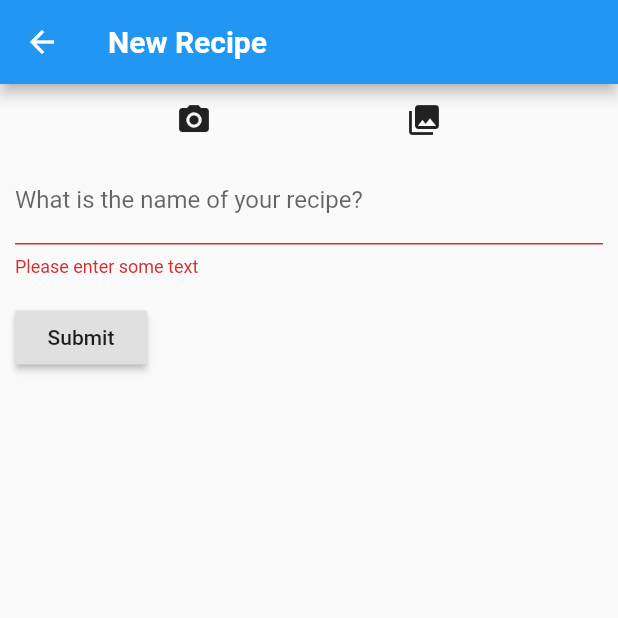
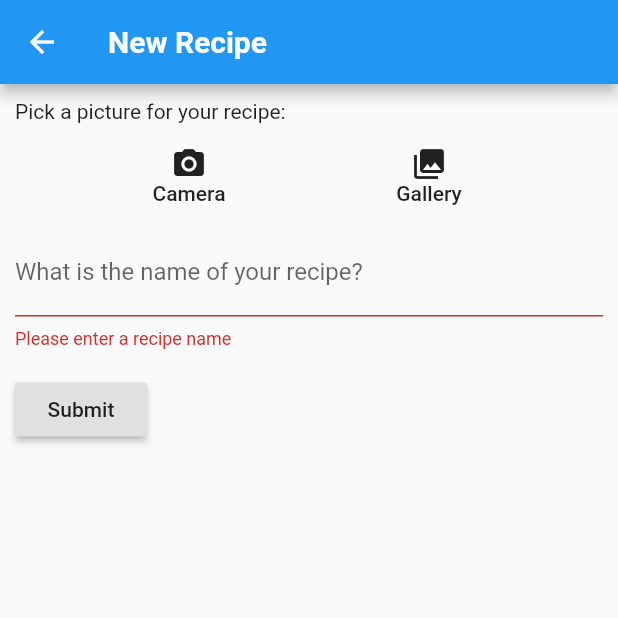
Before and after one commit to Lith1um/Cook., a Flutter app: the NewRecipePage screen opened directly, after a tap on "Submit", on a phone screen of 412 x 824 dp, the top half of it. Run offline on Flutter 3.47's test engine with Material 2 defaults, Android fonts, the phone set to English and light mode, and no system bars; our stand-ins replace cloud_firestore, firebase_storage, image_cropper, image_picker; accounts and stored records are empty.

Commit message:
Add image and recipe upload ability

```diff
--- /dev/null
+++ b/lib/models/recipe.dart
@@ -0,0 +1,18 @@
+class Recipe {
+  final String name;
+  final String imageUrl;
+
+  Recipe({this.name, this.imageUrl});
+
+  factory Recipe.fromJson(Map<String, dynamic> json) {
+    return Recipe(
+      name: json['name'],
+      imageUrl: json['imageUrl']
+    );
+  }
+
+  Map<String, dynamic> toJson() => {
+    'name' : name,
+    'imageUrl' : imageUrl
+  };
+}
--- /dev/null
+++ b/lib/services/recipe-picture-upload.dart
@@ -0,0 +1,18 @@
+// Libs
+import 'dart:io';
+import 'package:path/path.dart' as path;
+import 'package:firebase_storage/firebase_storage.dart';
+
+Future<String> uploadRecipePhoto(File file) async {
+  final FirebaseStorage _storage = FirebaseStorage(storageBucket: 'gs://cook-c911a.appspot.com/');
+
+  // get extension from path
+  String fileExtension = path.extension(file.path);
+
+  String filePath = 'recipe_images/recipe_${DateTime.now()}$fileExtension';
+
+  StorageUploadTask uploadTask = _storage.ref().child(filePath).putFile(file);
+
+  var downloadUrl = await (await uploadTask.onComplete).ref.getDownloadURL();
+  return downloadUrl.toString();
+}
--- /dev/null
+++ b/lib/services/recipe-upload.dart
@@ -0,0 +1,9 @@
+// Libs
+import 'package:cloud_firestore/cloud_firestore.dart';
+
+// Models
+import 'package:cook/models/recipe.dart';
+
+Future<void> addNewRecipe(Recipe recipe) async {
+  await Firestore.instance.collection('recipes').add(recipe.toJson());
+}
--- a/lib/widgets/recipe-form.dart
+++ b/lib/widgets/recipe-form.dart
@@ -1,6 +1,16 @@
 // Libs
-import 'package:cook/widgets/recipe-image-upload.dart';
+import 'dart:io';
 import 'package:flutter/material.dart';
+import 'package:flutter/services.dart';
+import 'package:image_cropper/image_cropper.dart';
+import 'package:image_picker/image_picker.dart';
+
+// Services
+import 'package:cook/services/recipe-upload.dart';
+import 'package:cook/services/recipe-picture-upload.dart';
+
+// Models
+import 'package:cook/models/recipe.dart';
 
 class RecipeForm extends StatefulWidget {
   @override
@@ -9,13 +19,119 @@ class RecipeForm extends StatefulWidget {
 
 class _RecipeFormState extends State<RecipeForm> {
   final _formKey = GlobalKey<FormState>();
+  final _recipeNameController = TextEditingController();
+
+  File _imageFile;
+
+  Future<void> _pickImage(ImageSource source) async {
+    File _selected = await ImagePicker.pickImage(source: source);
+
+    if (_selected != null) {
+      File cropped = await ImageCropper.cropImage(
+        sourcePath: _selected.path,
+        aspectRatio: CropAspectRatio(ratioX: 1.0, ratioY: 1.0),
+        compressQuality: 50,
+        androidUiSettings: AndroidUiSettings(
+          toolbarColor: Colors.blue,
+          toolbarTitle: 'Edit image',
+          toolbarWidgetColor: Colors.white
+        )
+      );
+
+      setState(() {
+        _imageFile = cropped;
+      });
+    }
+  }
+
+  void _clear() {
+    setState(() => _imageFile = null);
+  }
+
+  void _uploadRecipe(BuildContext context) async {
+    String imageUrl = await uploadRecipePhoto(_imageFile);
+    String recipeName = _recipeNameController.text;
+
+    Recipe recipe = Recipe(name: recipeName, imageUrl: imageUrl);
+    await addNewRecipe(recipe);
+
+    Navigator.of(context).pop();
+  }
 
   @override
   Widget build(BuildContext context) {
     return SingleChildScrollView(
       child: Column(
         children: [
-          RecipeImageUpload(),
+          Padding(
+            padding: EdgeInsets.all(10.0),
+            child: Column(
+              crossAxisAlignment: CrossAxisAlignment.start,
+              children: <Widget>[
+                Text('Pick a picture for your recipe:'),
+                SizedBox(height: 10.0),
+                if (_imageFile != null)
+                  Row(
+                    children: <Widget>[
+                      Container(
+                        width: 150.0,
+                        child: Image.file(_imageFile, fit: BoxFit.fitWidth),
+                      ),
+                      Expanded(
+                        child: Center(
+                          child: FlatButton(
+                            textColor: Colors.red,
+                            child: Padding(
+                              padding: EdgeInsets.symmetric(vertical: 5.0),
+                              child: Column(
+                                crossAxisAlignment: CrossAxisAlignment.center,
+                                children: [
+                                  Icon(Icons.delete),
+                                  Text('Delete')
+                                ],
+                              ),
+                            ),
+                            onPressed: () => _clear(),
+                          )
+                        ),
+                      )
+                    ]
+                  ),
+                if (_imageFile == null)
+                  Row(
+                    mainAxisAlignment: MainAxisAlignment.spaceEvenly,
+                    children: <Widget>[
+                      FlatButton(
+                        child: Padding(
+                          padding: EdgeInsets.symmetric(vertical: 5.0),
+                          child: Column(
+                            crossAxisAlignment: CrossAxisAlignment.center,
+                            children: [
+                              Icon(Icons.photo_camera),
+                              Text('Camera')
+                            ],
+                          ),
+                        ),
+                        onPressed: () => _pickImage(ImageSource.camera),
+                      ),
+                      FlatButton(
+                        child: Padding(
+                          padding: EdgeInsets.symmetric(vertical: 5.0),
+                          child: Column(
+                            crossAxisAlignment: CrossAxisAlignment.center,
+                            children: [
+                              Icon(Icons.photo_library),
+                              Text('Gallery')
+                            ],
+                          ),
+                        ),
+                        onPressed: () => _pickImage(ImageSource.gallery),
+                      ),
+                    ],
+                  )
+              ]
+            )
+          ),
           Form(
             key: _formKey,
             child: Padding(
@@ -24,13 +140,14 @@ class _RecipeFormState extends State<RecipeForm> {
                 crossAxisAlignment: CrossAxisAlignment.start,
                 children: <Widget>[
                   TextFormField(
+                    controller: _recipeNameController,
                     decoration: InputDecoration(
                       labelText: 'What is the name of your recipe?'
                     ),
                     // The validator receives the text that the user has entered.
                     validator: (value) {
                       if (value.isEmpty) {
-                        return 'Please enter some text';
+                        return 'Please enter a recipe name';
                       }
                       return null;
                     },
@@ -44,9 +161,9 @@ class _RecipeFormState extends State<RecipeForm> {
                         if (_formKey.currentState.validate()) {
                           // close keyboard if validated
                           FocusScope.of(context).unfocus();
-                          // If the form is valid, display a Snackbar.
-                          Scaffold.of(context)
-                              .showSnackBar(SnackBar(content: Text('Processing Data')));
+
+                          // form is valid so start upload
+                          _uploadRecipe(context);
                         }
                       },
                       child: Text('Submit'),
--- a/lib/widgets/recipe-image-upload.dart
+++ /dev/null
@@ -1,70 +0,0 @@
-// Libs
-import 'dart:io';
-import 'package:flutter/material.dart';
-import 'package:image_cropper/image_cropper.dart';
-import 'package:image_picker/image_picker.dart';
-
-class RecipeImageUpload extends StatefulWidget {
-  @override
-  _RecipeImageUploadState createState() => _RecipeImageUploadState();
-}
-
-class _RecipeImageUploadState extends State<RecipeImageUpload> {
-  File _imageFile;
-
-  Future<void> _pickimage(ImageSource source) async {
-    File _selected = await ImagePicker.pickImage(source: source, maxWidth: 1000.0, maxHeight: 1000);
-
-    File cropped = await ImageCropper.cropImage(
-      sourcePath: _selected.path,
-      aspectRatio: CropAspectRatio(ratioX: 1.0, ratioY: 1.0),
-      androidUiSettings: AndroidUiSettings(
-        toolbarColor: Colors.blue,
-        toolbarTitle: 'Edit image',
-        toolbarWidgetColor: Colors.white
-      )
-    );
-
-    setState(() {
-      _imageFile = cropped;
-    });
-  }
-
-  void _clear() {
-    setState(() => _imageFile = null);
-  }
-
-  @override
-  Widget build(BuildContext context) {
-    return Column(
-      children: <Widget>[
-        if (_imageFile != null) ...[
-          Image.file(_imageFile),
-          Row(
-            mainAxisAlignment: MainAxisAlignment.spaceEvenly,
-            children: <Widget>[
-              FlatButton(
-                child: Icon(Icons.refresh),
-                onPressed: () => _clear(),
-              ),
-            ]
-          )
-        ],
-        if (_imageFile == null)
-          Row(
-            mainAxisAlignment: MainAxisAlignment.spaceEvenly,
-            children: <Widget>[
-              IconButton(
-                icon: Icon(Icons.photo_camera),
-                onPressed: () => _pickimage(ImageSource.camera),
-              ),
-              IconButton(
-                icon: Icon(Icons.photo_library),
-                onPressed: () => _pickimage(ImageSource.gallery),
-              ),
-            ],
-          )
-      ]
-    );
-  }
-}
--- a/lib/widgets/recipe-list.dart
+++ b/lib/widgets/recipe-list.dart
@@ -16,13 +16,13 @@ class RecipeList extends StatelessWidget {
         ),
         title: Text(document['name']),
         subtitle: Text('${document['prepTime']}mins prep, ${document['cookTime']}mins cook'),
-        trailing: Text(document['views'].toString()),
+        trailing: Text((document['views'] ?? 0).toString()),
       ),
       onTap: () {
         Firestore.instance.runTransaction((transaction) async {
           DocumentSnapshot freshSnap = await transaction.get(document.reference);
           await transaction.update(freshSnap.reference, {
-            'views': freshSnap['views'] + 1
+            'views': (freshSnap['views'] ?? 0) + 1
           });
         });
       },
@@ -36,7 +36,6 @@ class RecipeList extends StatelessWidget {
       builder: (context, snapshot) {
         if (!snapshot.hasData) return CircularProgressIndicator();
         return ListView.builder(
-          itemExtent: 80.0,
           itemCount: snapshot.data.documents.length,
           itemBuilder: (context, index) => _buildListItem(snapshot.data.documents[index]),
         );
```
